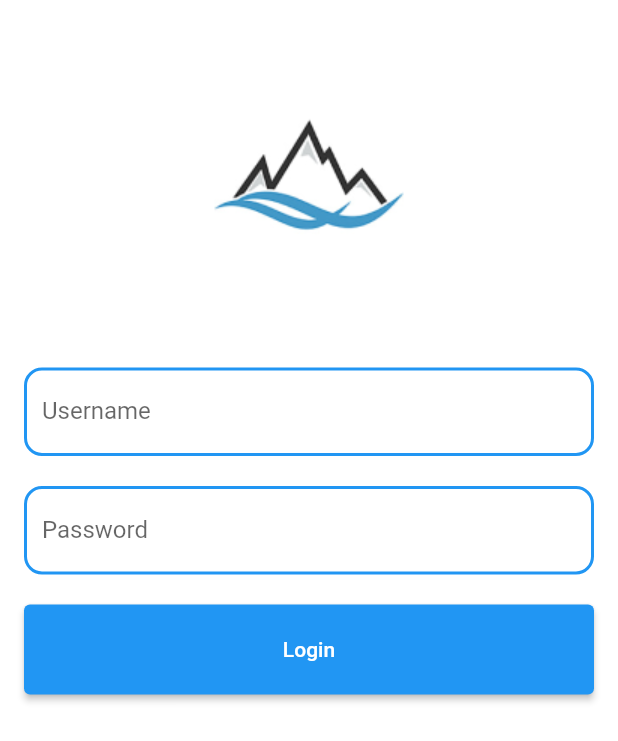
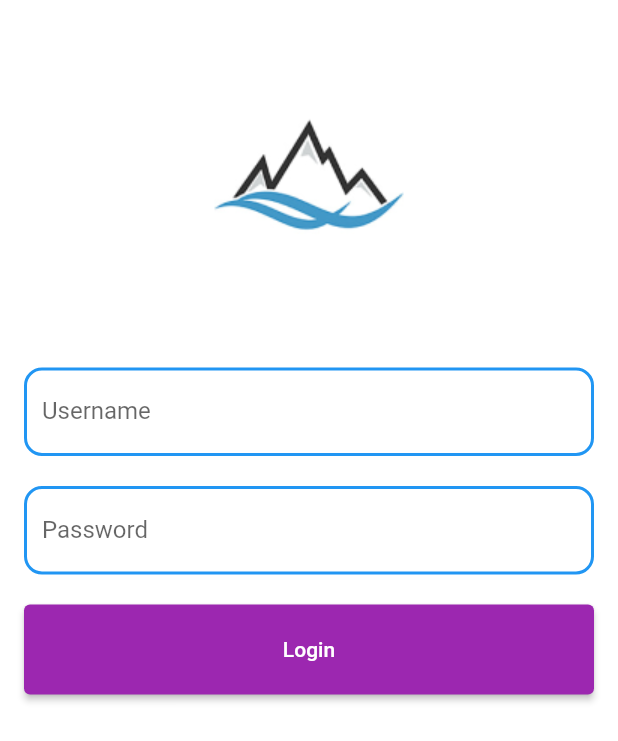
Before and after one commit to khanalmanoj/mountainapp, a Flutter app: the LoginPage screen opened directly, on a phone screen of 412 x 824 dp. Shown: the top 741 px of the screen. Run offline on Flutter 3.47's test engine with Material 2 defaults, Android fonts, the phone set to English and light mode, and no system bars; our stand-ins replace google_fonts; network calls fail.

Commit message:
Third Commit

```diff
--- a/lib/homepage.dart
+++ b/lib/homepage.dart
@@ -40,7 +40,6 @@ class _HomePageState extends State<HomePage> {
         centerTitle: true,
         title: Text(
             style: TextStyle(
-                fontFamily: GoogleFonts.roboto().fontFamily,
                 color: Colors.blue),
             'Home'),
       ),
@@ -65,7 +64,7 @@ class _HomePageState extends State<HomePage> {
                   ),
                   leading: Image.asset('assets/Rectangle.png'),
                   subtitle: Text(
-                    posts![index].price?.toString() ?? 'No Data',
+                    '\Rs. ${posts![index].price?.toString()}',
                   ),
                   trailing: Icon(Icons.arrow_forward),
                 ),
--- a/lib/main.dart
+++ b/lib/main.dart
@@ -1,21 +1,19 @@
 import 'package:flutter/material.dart';
 import 'package:mountain/homepage.dart';
+import 'widgets/theme.dart';
 
 void main() {
   runApp(const MountainApp());
 }
 
-class MountainApp extends StatefulWidget {
+class MountainApp extends StatelessWidget {
   const MountainApp({super.key});
 
   @override
-  State<MountainApp> createState() => _MountainAppState();
-}
-
-class _MountainAppState extends State<MountainApp> {
-  @override
   Widget build(BuildContext context) {
     return MaterialApp(
+      theme: Mytheme.lightTheme(context),
+      debugShowCheckedModeBanner: false,
       home: HomePage(),
     );
   }
--- /dev/null
+++ b/lib/widgets/theme.dart
@@ -0,0 +1,13 @@
+import 'package:flutter/material.dart';
+import 'package:google_fonts/google_fonts.dart';
+
+class Mytheme {
+  static ThemeData lightTheme(BuildContext context) => ThemeData(
+      primarySwatch: Colors.purple,
+      fontFamily: GoogleFonts.roboto().fontFamily,
+      appBarTheme: AppBarTheme(
+          color: Colors.white,
+          elevation: 0.0,
+          iconTheme: IconThemeData(color: Colors.black),
+          textTheme: Theme.of(context).textTheme));
+}
```
